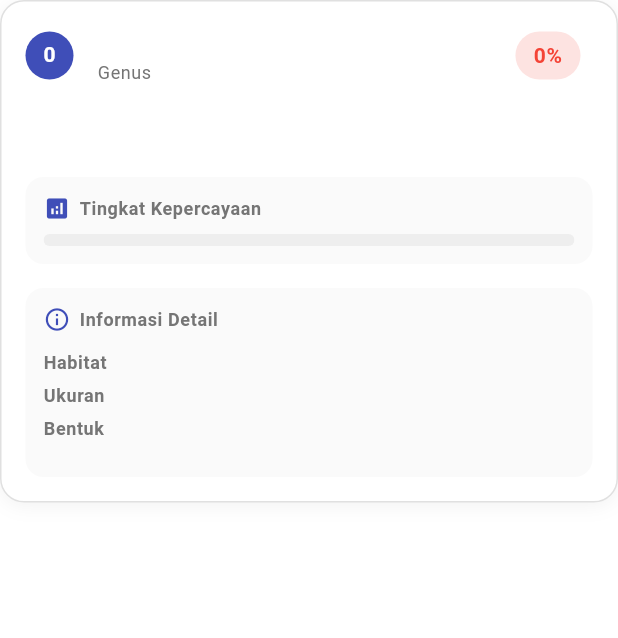
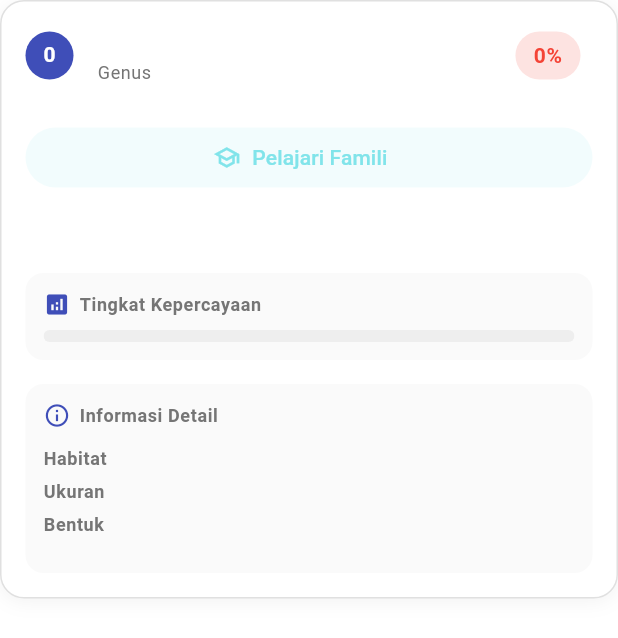
Before and after one commit to Syauqiaja/diato_ai, a Flutter app: the DetectedDiatomCard widget shown alone on an empty page, opened directly with empty values, after a tap on an icon or button, on a phone screen of 412 x 824 dp. Shown: the top 638 px of the screen. Run offline on Flutter 3.47's test engine with Material 3 defaults, Android fonts, the phone set to English and light mode, and no system bars; our stand-ins replace bloc, camera, dio, equatable, flutter_bloc, flutter_map and 9 more; missing offline and left inert: easy_image_viewer; accounts and stored records are empty; network calls fail.

Commit message:
feat; new diatom

```diff
--- a/lib/features/scanner/data/models/detected_diatom.dart
+++ b/lib/features/scanner/data/models/detected_diatom.dart
@@ -1,4 +1,5 @@
 import 'package:diato_ai/core/assets/constants.dart';
+import 'package:diato_ai/features/contents/data/models/content_item.dart';
 import 'package:diato_ai/features/species/data/models/species_summary.dart';
 
 /// One candidate identification returned by the CNN, ranked by confidence.
@@ -31,6 +32,10 @@ class DetectedDiatom {
   /// Catalogue species in this genus, each with an explanation to open.
   final List<SpeciesSummary> genusSpecies;
 
+  /// The family write-up this genus is filed under; null until one is
+  /// assigned in the console.
+  final ContentItem? family;
+
   const DetectedDiatom({
     required this.label,
     required this.name,
@@ -43,10 +48,12 @@ class DetectedDiatom {
     this.shape,
     this.imageUrl,
     this.genusSpecies = const [],
+    this.family,
   });
 
   factory DetectedDiatom.fromJson(Map<String, dynamic> json) {
     final genus = json['species'] as Map<String, dynamic>?;
+    final family = json['family'] as Map<String, dynamic>?;
 
     return DetectedDiatom(
       label: json['label'] as String? ?? '',
@@ -66,6 +73,7 @@ class DetectedDiatom {
       genusSpecies: (json['genus_species'] as List<dynamic>? ?? const [])
           .map((e) => SpeciesSummary.fromJson(e as Map<String, dynamic>))
           .toList(),
+      family: family == null ? null : ContentItem.fromJson(family),
     );
   }
 
--- a/lib/features/scanner/presentation/widgets/detected_diatom_card.dart
+++ b/lib/features/scanner/presentation/widgets/detected_diatom_card.dart
@@ -1,3 +1,4 @@
+import 'package:diato_ai/features/contents/presentation/content_detail_screen.dart';
 import 'package:diato_ai/features/scanner/data/models/detected_diatom.dart';
 import 'package:diato_ai/features/shared/widgets/spacings.dart';
 import 'package:diato_ai/features/species/presentation/species_detail_screen.dart';
@@ -98,6 +99,20 @@ class DetectedDiatomCard extends StatelessWidget {
             crossAxisAlignment: CrossAxisAlignment.start,
             children: [
               vSpace(8),
+              // Families sit above genera, so several genera open the same
+              // family write-up.
+              if (diatom.family case final family?) ...[
+                SizedBox(
+                  width: double.infinity,
+                  child: FilledButton.tonalIcon(
+                    icon: const Icon(Icons.school_outlined),
+                    label: Text('Pelajari Famili ${family.title}'),
+                    onPressed: () =>
+                        ContentDetailScreen.push(context, family.id),
+                  ),
+                ),
+                vSpace(16),
+              ],
               // The model names the genus; the species filed under it in the
               // catalogue are listed so each explanation is one tap away.
               if (diatom.genusSpecies.isNotEmpty) ...[
```
Also changed, not shown: 1 other file.
